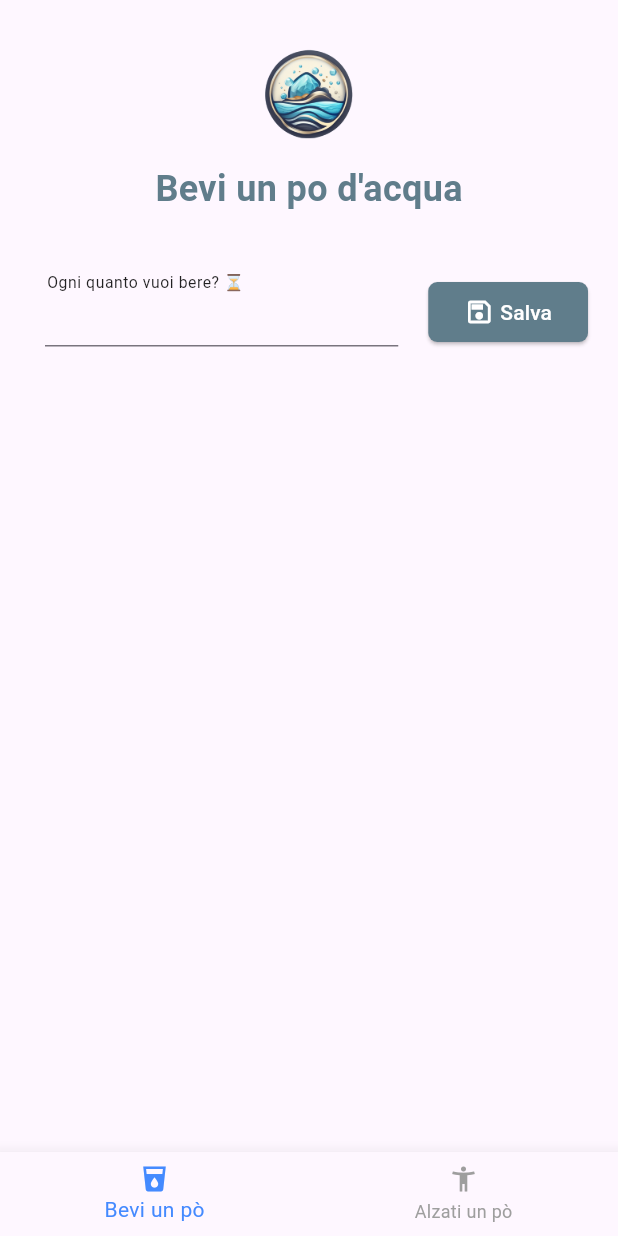
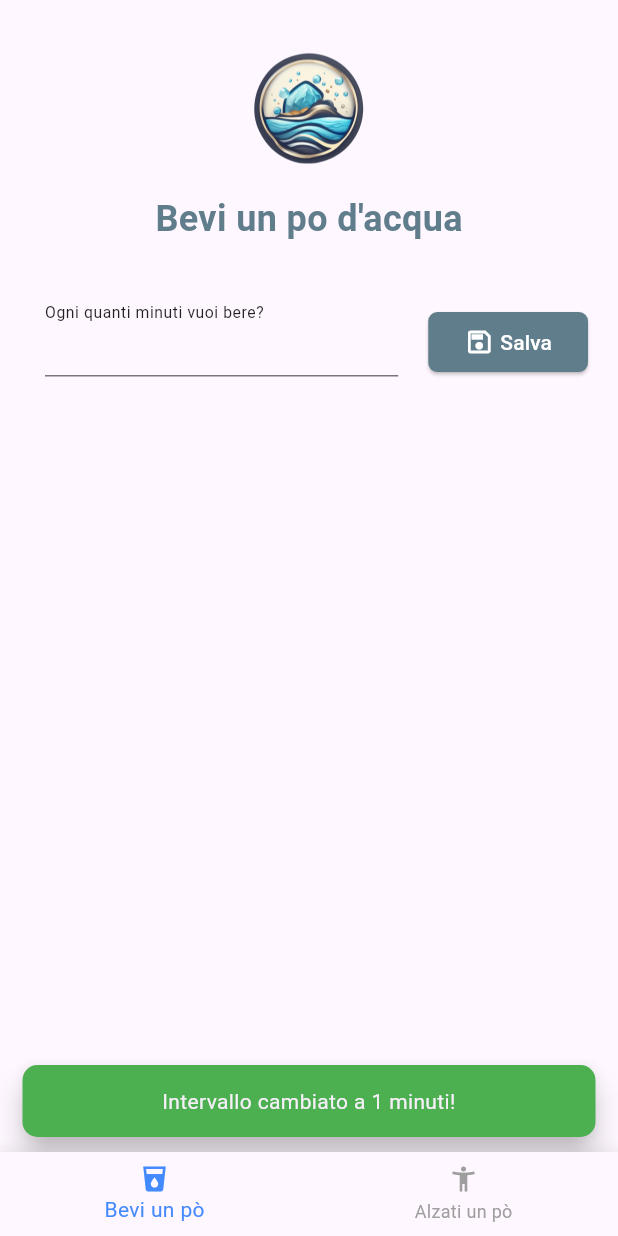
Before and after one commit to morenoboasso/MemoHydrate, a Flutter app: the screen it shows after launch, after a tap on "Salva", on a phone screen of 412 x 824 dp. Run offline on Flutter 3.47's test engine with Material 3 defaults, Android fonts, the light colour scheme and no system bars; our stand-ins replace flutter_local_notifications, shared_preferences; missing offline and left inert: parallax_rain.

Commit message:
Added notifications logic
still to do some tests

```diff
--- a/lib/notifiche/bere_notifiche.dart
+++ b/lib/notifiche/bere_notifiche.dart
@@ -1,49 +1,78 @@
+import 'dart:async';
+import 'package:flutter/foundation.dart';
+import 'package:flutter/material.dart';
 import 'package:flutter_local_notifications/flutter_local_notifications.dart';
 
 class NotificationService {
   final FlutterLocalNotificationsPlugin notificationsPlugin =
   FlutterLocalNotificationsPlugin();
 
+  // Timer per il loop periodico delle notifiche
+  late Timer _notificationTimer;
+
+  NotificationService() {
+    // Inizializza il timer con una durata vuota all'avvio
+    _notificationTimer = Timer(Duration.zero, () {});
+  }
   Future<void> initNotification() async {
     AndroidInitializationSettings initializationSettingsAndroid =
     const AndroidInitializationSettings('flutter_logo');
 
-    var initializationSettingsIOS = DarwinInitializationSettings(
-        requestAlertPermission: true,
-        requestBadgePermission: true,
-        requestSoundPermission: true,
-        onDidReceiveLocalNotification:
-            (int id, String? title, String? body, String? payload) async {});
+    var initializationSettings = InitializationSettings(
+      android: initializationSettingsAndroid,
+      iOS: null, // Disabilita iOS
+    );
 
-    var initializationSettings = InitializationSettings(
-        android: initializationSettingsAndroid, iOS: initializationSettingsIOS);
-    await notificationsPlugin.initialize(initializationSettings,
-        onDidReceiveNotificationResponse:
-            (NotificationResponse notificationResponse) async {});
-  }
-
-  Future<void> setNotificationCooldown(int cooldownMinutes) async {
-    // Cancella tutte le notifiche attualmente pianificate
-    //await notificationsPlugin.cancelAll();
-
-    // Calcola il prossimo orario per la notifica
-    DateTime nextNotificationTime =
-    DateTime.now().add(Duration(minutes: cooldownMinutes));
-
-    // Pianifica la notifica
-    await notificationsPlugin.schedule(
-      0, // ID notifica
-      'BMemo Hydrate', // Titolo notifica
-      'È il momento di bere un po\' d\'acqua!', // Testo notifica
-      nextNotificationTime, // Orario in cui visualizzare la notifica
-      await notificationDetails(), // Dettagli notifica
+    await notificationsPlugin.initialize(
+      initializationSettings,
+      onDidReceiveNotificationResponse:
+          (NotificationResponse notificationResponse) async {},
     );
   }
 
-  NotificationDetails notificationDetails() {
-    return const NotificationDetails(
-        android: AndroidNotificationDetails('channelId', 'channelName',
-            importance: Importance.max),
-        iOS: DarwinNotificationDetails());
+  // Funzione per iniziare il loop delle notifiche
+  void startNotificationLoop(int intervalMinutes) {
+    // Cancella il timer esistente prima di avviare uno nuovo
+    _notificationTimer.cancel();
+
+    _notificationTimer = Timer.periodic(
+      Duration(minutes: intervalMinutes),
+          (Timer timer) {
+        _sendNotification(); // Invia una notifica ogni tot minuti
+            debugPrint("Notifica mandata");
+      },
+    );
+  }
+
+
+  // Funzione per inviare la notifica
+  Future<void> _sendNotification() async {
+    DateTime now = DateTime.now();
+
+    // Definisci il colore desiderato
+    Color notificationColor = Colors.lightBlue; // Utilizza il colore bluegrey
+
+    // Invia la notifica con l'aspetto personalizzato
+    await notificationsPlugin.show(
+      0, // ID notifica
+      '❄️ Memo Hydrate ❄️', // Titolo notifica
+      'È il momento di bere un po\' d\'acqua! 💧', // Testo notifica
+      NotificationDetails(
+        android: AndroidNotificationDetails(
+          'channelId',
+          'channelName',
+          importance: Importance.max,
+          styleInformation: const BigTextStyleInformation(''), // Usa uno stile BigTextStyle per il testo bianco
+          color: notificationColor, // Passa direttamente l'oggetto Color
+          // Altre impostazioni Android se necessario
+        ),
+      ),
+    );
+  }
+
+
+  // Funzione per fermare il loop delle notifiche
+  void stopNotificationLoop() {
+    _notificationTimer.cancel();
   }
 }
--- a/lib/styles/interval_input.dart
+++ b/lib/styles/interval_input.dart
@@ -64,6 +64,20 @@ class IntervalInput extends StatelessWidget {
                     onPressed: () {
                       if (intervalloNotificheBere != 0) {
                         onSavePressed();
+
+                        // Mostra un messaggio di avviso
+                        ScaffoldMessenger.of(context).showSnackBar(
+                          SnackBar(
+                            content: Text('Intervallo cambiato a $intervalloNotificheBere minuti!',textAlign: TextAlign.center),
+                            duration: const Duration(seconds: 3), // Modifica la durata se necessario
+                            behavior: SnackBarBehavior.floating,
+                            backgroundColor: Colors.green, // Imposta il colore dello sfondo
+                            shape: RoundedRectangleBorder(
+                              borderRadius: BorderRadius.circular(10.0),
+                            ),
+                            elevation: 8.0,
+                          ),
+                        );
                       } else {
                         // Mostra una notifica d'errore
                         final snackBar = SnackBar(
--- a/lib/tabs/bevi_tab.dart
+++ b/lib/tabs/bevi_tab.dart
@@ -2,6 +2,7 @@ import 'package:flutter/material.dart';
 import 'package:memo_hydrate/styles/assets_manager.dart';
 import '../notifiche/bere_notifiche.dart';
 import '../styles/interval_input.dart';
+import 'package:shared_preferences/shared_preferences.dart';
 
 class BeviTab extends StatefulWidget {
   const BeviTab({Key? key}) : super(key: key);
@@ -11,8 +12,40 @@ class BeviTab extends StatefulWidget {
 }
 
 class _BeviTabState extends State<BeviTab> {
-  int intervalloNotificheBere = 30;
+  int intervalloNotificheBere = 20; // Default value
   final NotificationService notificationService = NotificationService();
+
+  @override
+  void initState() {
+    super.initState();
+    _initializeApp();
+  }
+
+  Future<void> _initializeApp() async {
+    await _loadSavedInterval();
+    _startNotificationLoop();
+  }
+
+  Future<void> _loadSavedInterval() async {
+    final prefs = await SharedPreferences.getInstance();
+    int savedInterval = prefs.getInt('notificationInterval') ?? 1;
+    setState(() {
+      intervalloNotificheBere = savedInterval;
+      print('Loaded from shared prefs: $intervalloNotificheBere minute/s');
+    });
+  }
+
+  Future<void> _saveInterval(int interval) async {
+    final prefs = await SharedPreferences.getInstance();
+    await prefs.setInt('notificationInterval', interval);
+    print('Saved to shared prefs: $interval minute/s');
+  }
+
+  void _startNotificationLoop() {
+    // Start the notification loop with the specified interval
+    notificationService.startNotificationLoop(intervalloNotificheBere);
+    print('Notification interval for drinking: $intervalloNotificheBere minute/s');
+  }
 
   @override
   Widget build(BuildContext context) {
@@ -27,8 +60,8 @@ class _BeviTabState extends State<BeviTab> {
               children: [
                 Image.asset(
                   AssetsHD.logo,
-                  width: 80,
-                  height: 80,
+                  width: 100,
+                  height: 100,
                 ),
               ],
             ),
@@ -48,13 +81,26 @@ class _BeviTabState extends State<BeviTab> {
             onIntervalChanged: (value) {
               setState(() {
                 intervalloNotificheBere = int.tryParse(value) ?? 0;
+                print('Interval value changed to: $intervalloNotificheBere minute/s');
               });
             },
-            onSavePressed: () {
-              print('Intervallo notifiche bere: $intervalloNotificheBere minuti');
-              notificationService.setNotificationCooldown(intervalloNotificheBere);
+            onSavePressed: () async {
+              // Stop the existing notification loop
+              notificationService.stopNotificationLoop();
+              print('You stopped the previous interval');
+
+              // Start a new loop with the specified interval
+              _startNotificationLoop();
+              print('Notification interval for drinking: $intervalloNotificheBere minute/s');
+
+              // Save the new interval
+              await _saveInterval(intervalloNotificheBere);
+              print('Interval saved: $intervalloNotificheBere minute/s');
+
+              // Chiudi la tastiera
+              FocusManager.instance.primaryFocus?.unfocus();
             },
-            labelText: 'Ogni quanto vuoi bere? ⏳ ',
+            labelText: 'Ogni quanti minuti vuoi bere?',
           ),
         ],
       ),
--- a/pubspec.yaml
+++ b/pubspec.yaml
@@ -38,7 +38,7 @@ dependencies:
   # The following adds the Cupertino Icons font to your application.
   # Use with the CupertinoIcons class for iOS style icons.
   cupertino_icons: ^1.0.6
-  flutter_datetime_picker: ^1.5.1
+  shared_preferences: ^2.0.7
 
 dev_dependencies:
   flutter_test:
```
Also changed, not shown: pubspec.lock.
